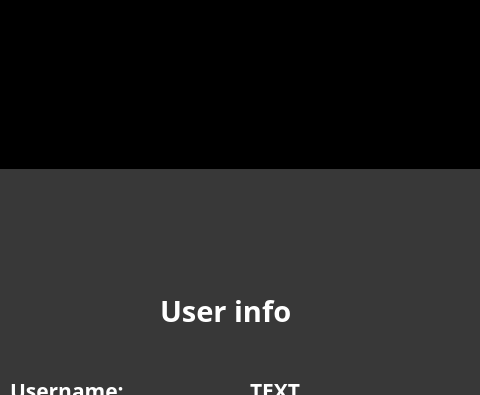
Above: ui/user_info.ui from ThaiAn1809/Python-app before the change; both pictures show x 260 to 740 and y 0 to 395 of the 1024 by 768 pixel window. Below: the same form after it.
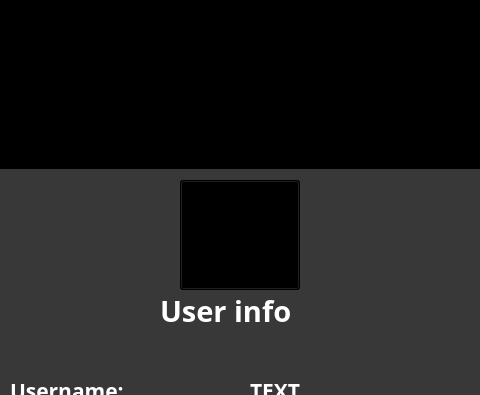
That is the form after the change. Icons and pictures are not drawn.

The edit to the form file:
```diff
--- a/ui/user_info.ui
+++ b/ui/user_info.ui
@@ -231,27 +231,17 @@
      <enum>QFrame::Shadow::Raised</enum>
     </property>
    </widget>
-   <widget class="QLabel" name="label_8">
+   <widget class="QPushButton" name="btn_avatar">
     <property name="geometry">
      <rect>
-      <x>450</x>
-      <y>190</y>
-      <width>111</width>
-      <height>101</height>
+      <x>440</x>
+      <y>180</y>
+      <width>120</width>
+      <height>110</height>
      </rect>
     </property>
-    <property name="styleSheet">
-     <string notr="true">background-color: transparent;
-</string>
-    </property>
     <property name="text">
-     <string/>
-    </property>
-    <property name="pixmap">
-     <pixmap>../img/iconizer-id-card-solid.svg</pixmap>
-    </property>
-    <property name="scaledContents">
-     <bool>true</bool>
+     <string>PushButton</string>
     </property>
    </widget>
    <zorder>frame</zorder>
@@ -263,7 +253,7 @@
    <zorder>label_5</zorder>
    <zorder>label_6</zorder>
    <zorder>label_7</zorder>
-   <zorder>label_8</zorder>
+   <zorder>btn_avatar</zorder>
   </widget>
   <widget class="QMenuBar" name="menubar">
    <property name="geometry">
```
